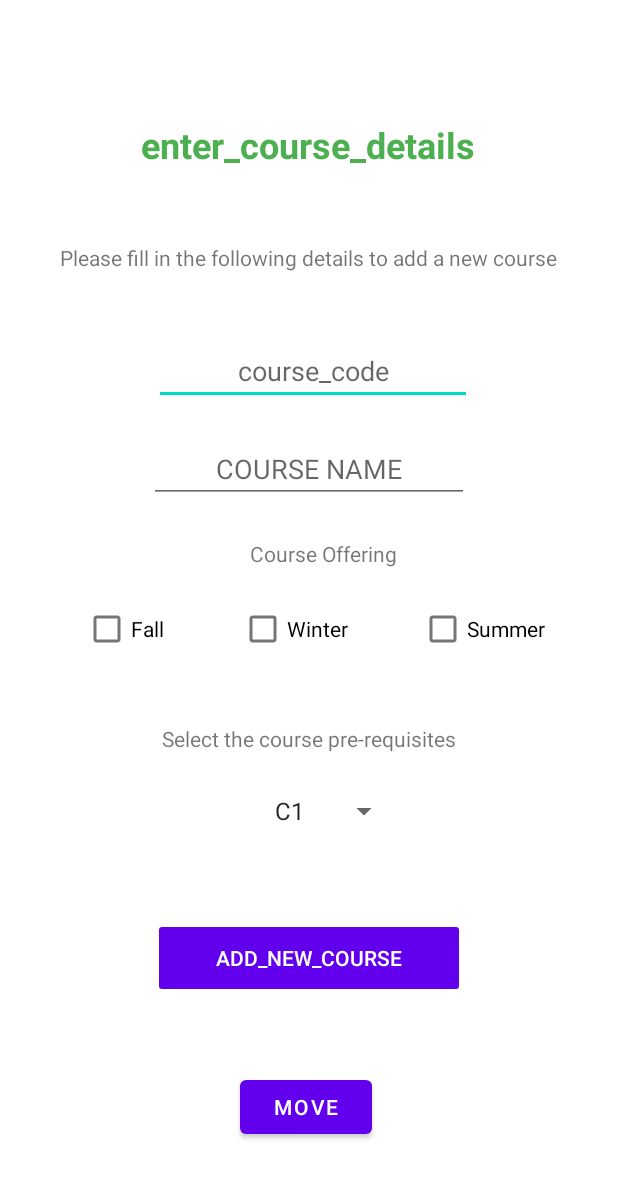
After one commit to marimoooo/b07-group-project-, an Android app: the layout activity_admin_add_course.xml on its own in the app's theme, with its tools: preview values and no code run, on a phone screen of 412 x 824 dp. The commit adds this screen. Shown: the top 1178 px of the screen. Run offline under Robolectric (Android 15) with nearby library versions, the phone set to English and light mode, and no system bars.

```diff
--- a/app/build.gradle
+++ b/app/build.gradle
@@ -34,6 +34,7 @@ dependencies {
     implementation 'com.google.android.material:material:1.7.0'
     implementation 'androidx.constraintlayout:constraintlayout:2.1.4'
     implementation 'com.google.firebase:firebase-auth:21.1.0'
+    implementation 'androidx.navigation:navigation-fragment:2.5.3'
     testImplementation 'junit:junit:4.13.2'
     implementation 'com.google.firebase:firebase-database:20.1.0'
     androidTestImplementation 'androidx.test.ext:junit:1.1.4'
--- a/app/src/main/java/com/example/b07/Signup.java
+++ b/app/src/main/java/com/example/b07/Signup.java
@@ -20,7 +20,7 @@ import com.google.firebase.database.ValueEventListener;
 
 public class Signup extends AppCompatActivity {
 
-    DatabaseReference databaseReference = FirebaseDatabase.getInstance("https://course-planner-14-default-rtdb.firebaseio.com/").getReference();
+    DatabaseReference databaseReference = FirebaseDatabase.getInstance("https://cscb07-project-ba4c9-default-rtdb.firebaseio.com/").getReference();
 
     @Override
     protected void onCreate(Bundle savedInstanceState) {
--- /dev/null
+++ b/app/src/main/res/layout/activity_admin_add_course.xml
@@ -0,0 +1,199 @@
+<?xml version="1.0" encoding="utf-8"?>
+<androidx.constraintlayout.widget.ConstraintLayout xmlns:android="http://schemas.android.com/apk/res/android"
+    xmlns:app="http://schemas.android.com/apk/res-auto"
+    xmlns:tools="http://schemas.android.com/tools"
+    android:layout_width="match_parent"
+    android:layout_height="match_parent"
+    tools:context=".admin_add_course">
+
+    <CheckBox
+        android:id="@+id/checkBox4"
+        android:layout_width="96dp"
+        android:layout_height="25dp"
+        android:layout_marginStart="1dp"
+        android:layout_marginTop="71dp"
+        android:layout_marginEnd="76dp"
+        android:layout_marginBottom="41dp"
+        android:text="Summer"
+        app:layout_constraintBottom_toTopOf="@+id/textView4"
+        app:layout_constraintEnd_toEndOf="parent"
+        app:layout_constraintHorizontal_bias="0.025"
+        app:layout_constraintStart_toEndOf="@+id/checkBox3"
+        app:layout_constraintTop_toBottomOf="@+id/editTextTextPersonName3"
+        app:layout_constraintVertical_bias="0.0" />
+
+    <Spinner
+        android:id="@+id/dropdownmenuq"
+        android:layout_width="91dp"
+        android:layout_height="22dp"
+        android:layout_marginTop="10dp"
+        android:layout_marginEnd="85dp"
+        android:layout_marginBottom="80dp"
+        android:entries="@array/courselist"
+        app:layout_constraintBottom_toTopOf="@+id/button_first"
+        app:layout_constraintEnd_toEndOf="parent"
+        app:layout_constraintHorizontal_bias="0.744"
+        app:layout_constraintStart_toStartOf="parent"
+        app:layout_constraintTop_toBottomOf="@+id/textView4" />
+
+    <EditText
+        android:id="@+id/editTextTextPersonName2"
+        android:layout_width="212dp"
+        android:layout_height="45dp"
+        android:layout_marginTop="103dp"
+        android:layout_marginBottom="181dp"
+        android:ems="10"
+        android:hint="course_code"
+        android:inputType="textPersonName"
+        android:textAlignment="center"
+        android:textColor="#4CAF50"
+        app:layout_constraintBottom_toTopOf="@+id/button_first"
+        app:layout_constraintEnd_toEndOf="parent"
+        app:layout_constraintHorizontal_bias="0.512"
+        app:layout_constraintStart_toStartOf="parent"
+        app:layout_constraintTop_toBottomOf="@+id/textView"
+        app:layout_constraintVertical_bias="0.0"
+        tools:visibility="visible" />
+
+    <Button
+
+        android:id="@+id/button_first"
+        style="@android:style/Widget.Material.Light.Button.Small"
+        android:layout_width="208dp"
+        android:layout_height="53dp"
+        android:layout_marginTop="459dp"
+        android:backgroundTint="#4CAF50"
+        android:stateListAnimator="@android:anim/fade_out"
+        android:text="add_new_course"
+        android:textColor="#FFFFFF"
+        app:iconTint="#4CAF50"
+        app:layout_constraintBottom_toBottomOf="parent"
+        app:layout_constraintEnd_toEndOf="parent"
+        app:layout_constraintStart_toStartOf="parent"
+        app:layout_constraintTop_toTopOf="parent"
+        app:layout_constraintVertical_bias="0.49"
+        app:rippleColor="#4CAF50"
+        app:strokeColor="#4CAF50" />
+
+    <TextView
+        android:id="@+id/textView"
+        android:layout_width="280dp"
+        android:layout_height="41dp"
+        android:layout_marginBottom="460dp"
+        android:fontFamily="sans-serif"
+        android:text="enter_course_details"
+        android:textAlignment="center"
+        android:textColor="#4CAF50"
+        android:textSize="24sp"
+        android:textStyle="bold"
+        android:typeface="normal"
+        app:layout_constraintBottom_toBottomOf="parent"
+        app:layout_constraintEnd_toEndOf="parent"
+        app:layout_constraintHorizontal_bias="0.496"
+        app:layout_constraintStart_toStartOf="parent"
+        app:layout_constraintTop_toTopOf="parent"
+        app:layout_constraintVertical_bias="0.247" />
+
+    <com.google.android.material.textfield.TextInputLayout
+        android:layout_width="40dp"
+        android:layout_height="wrap_content"
+        app:layout_constraintEnd_toEndOf="parent"
+        app:layout_constraintStart_toStartOf="parent"
+        app:layout_constraintTop_toBottomOf="@+id/textView" />
+
+    <EditText
+        android:id="@+id/editTextTextPersonName3"
+        android:layout_width="wrap_content"
+        android:layout_height="wrap_content"
+        android:layout_marginTop="20dp"
+        android:ems="10"
+        android:hint="COURSE NAME"
+        android:inputType="textPersonName"
+        android:textAlignment="center"
+        android:textColor="#4CAF50"
+        app:layout_constraintEnd_toEndOf="parent"
+        app:layout_constraintStart_toStartOf="parent"
+        app:layout_constraintTop_toBottomOf="@+id/editTextTextPersonName2" />
+
+    <TextView
+        android:id="@+id/textView12"
+        android:layout_width="wrap_content"
+        android:layout_height="wrap_content"
+        android:layout_marginStart="38dp"
+        android:layout_marginEnd="39dp"
+        android:text="Please fill in the following details to add a new course"
+        app:layout_constraintBottom_toTopOf="@+id/editTextTextPersonName2"
+        app:layout_constraintEnd_toEndOf="parent"
+        app:layout_constraintStart_toStartOf="parent"
+        app:layout_constraintTop_toBottomOf="@+id/textView"
+        app:layout_constraintVertical_bias="0.488" />
+
+    <TextView
+        android:id="@+id/textView3"
+        android:layout_width="112dp"
+        android:layout_height="20dp"
+        android:layout_marginStart="162dp"
+        android:layout_marginTop="24dp"
+        android:layout_marginEnd="143dp"
+        android:text="Course Offering"
+        android:textAlignment="center"
+        app:layout_constraintEnd_toEndOf="parent"
+        app:layout_constraintStart_toStartOf="parent"
+        app:layout_constraintTop_toBottomOf="@+id/editTextTextPersonName3" />
+
+    <TextView
+        android:id="@+id/textView4"
+        android:layout_width="237dp"
+        android:layout_height="29dp"
+        android:layout_marginStart="130dp"
+        android:layout_marginTop="70dp"
+        android:layout_marginEnd="132dp"
+        android:layout_marginBottom="7dp"
+        android:text="Select the course pre-requisites"
+        android:textAlignment="center"
+        app:layout_constraintBottom_toTopOf="@+id/dropdownmenuq"
+        app:layout_constraintEnd_toEndOf="parent"
+        app:layout_constraintStart_toStartOf="parent"
+        app:layout_constraintTop_toBottomOf="@+id/checkBox3" />
+
+    <CheckBox
+        android:id="@+id/checkBox2"
+        android:layout_width="104dp"
+        android:layout_height="25dp"
+        android:layout_marginStart="86dp"
+        android:layout_marginTop="27dp"
+        android:layout_marginBottom="42dp"
+        android:text="Fall"
+        app:layout_constraintBottom_toTopOf="@+id/textView4"
+        app:layout_constraintEnd_toStartOf="@+id/checkBox3"
+        app:layout_constraintHorizontal_bias="1.0"
+        app:layout_constraintStart_toStartOf="parent"
+        app:layout_constraintTop_toBottomOf="@+id/textView3"
+        app:layout_constraintVertical_bias="0.0" />
+
+    <CheckBox
+        android:id="@+id/checkBox3"
+        android:layout_width="119dp"
+        android:layout_height="25dp"
+        android:layout_marginTop="27dp"
+        android:text="Winter"
+        app:layout_constraintEnd_toEndOf="parent"
+        app:layout_constraintHorizontal_bias="0.544"
+        app:layout_constraintStart_toStartOf="parent"
+        app:layout_constraintTop_toBottomOf="@+id/textView3" />
+
+    <Button
+        android:id="@+id/move"
+        android:layout_width="wrap_content"
+        android:layout_height="wrap_content"
+        android:layout_marginStart="159dp"
+        android:layout_marginTop="25dp"
+        android:layout_marginEnd="164dp"
+        android:layout_marginBottom="39dp"
+        android:text="Move"
+        app:layout_constraintBottom_toBottomOf="parent"
+        app:layout_constraintEnd_toEndOf="parent"
+        app:layout_constraintStart_toStartOf="parent"
+        app:layout_constraintTop_toBottomOf="@+id/button_first" />
+
+</androidx.constraintlayout.widget.ConstraintLayout>
--- a/app/src/main/res/values/strings.xml
+++ b/app/src/main/res/values/strings.xml
@@ -3,4 +3,6 @@
     <string-array name="courselist">
         <item>C1</item>
     </string-array>
-    </resources>
+    <!-- TODO: Remove or change this placeholder text -->
+    <string name="hello_blank_fragment">Hello blank fragment</string>
+</resources>
```
Also changed, not shown: app/src/main/AndroidManifest.xml (+30 -2 lines), app/src/main/java/com/example/b07/Login.java (+7 -4 lines), app/src/main/java/com/example/b07/Student_add_course.java (added, +91 -0 lines), app/src/main/java/com/example/b07/admin_add_course.java (added, +35 -0 lines), app/src/main/java/com/example/b07/admin_main.java (added, +45 -0 lines), app/src/main/java/com/example/b07/student_main.java (added, +43 -0 lines), app/src/main/res/layout/activity_admin_main.xml (added, +77 -0 lines), app/src/main/res/layout/activity_student_add_course.xml (added, +65 -0 lines), app/src/main/res/layout/activity_student_main.xml (added, +75 -0 lines).
